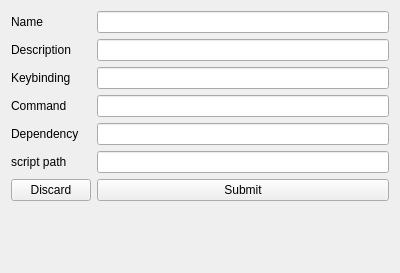
Qt form src/EditProperties.ui (Vaisakhkm2625/keyboardcontrol) before a commit.
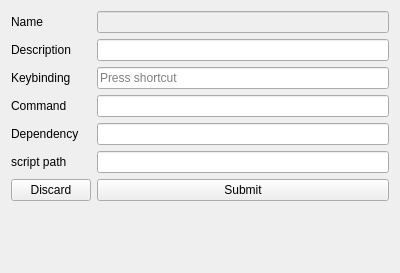
The same form after that commit.

Patch:
```diff
--- a/src/EditProperties.ui
+++ b/src/EditProperties.ui
@@ -36,14 +36,15 @@
     </widget>
    </item>
    <item row="0" column="1">
-    <widget class="QLineEdit" name="lineEdit"/>
+    <widget class="QLineEdit" name="name_edit">
+     <property name="enabled">
+      <bool>false</bool>
+     </property>
+    </widget>
    </item>
    <item row="1" column="1">
     <widget class="QLineEdit" name="desc_edit"/>
    </item>
-   <item row="2" column="1">
-    <widget class="QLineEdit" name="keybinding_edit"/>
-   </item>
    <item row="3" column="1">
     <widget class="QLineEdit" name="cmd_edit"/>
    </item>
@@ -88,6 +89,9 @@
      </property>
     </widget>
    </item>
+   <item row="2" column="1">
+    <widget class="QKeySequenceEdit" name="keybinding_edit"/>
+   </item>
   </layout>
  </widget>
  <resources/>
```
